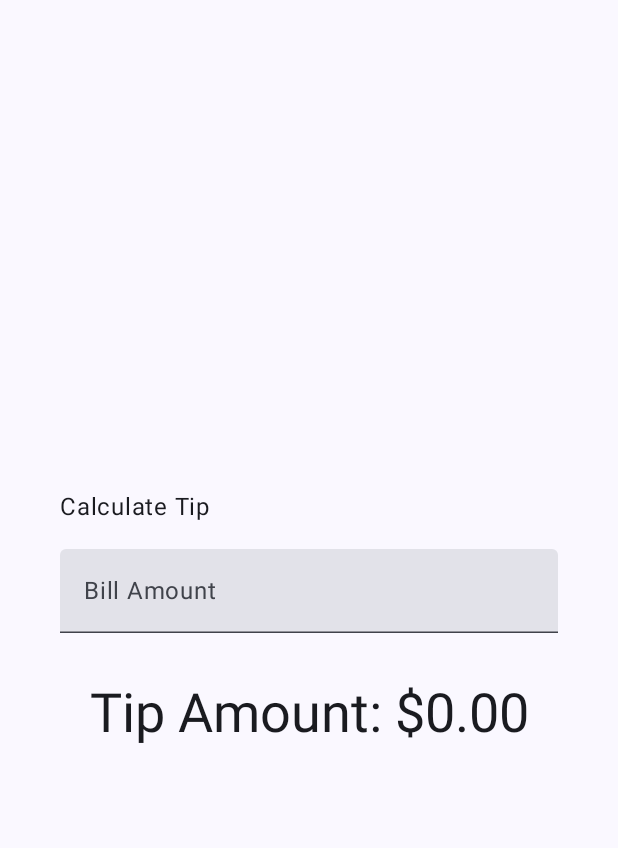
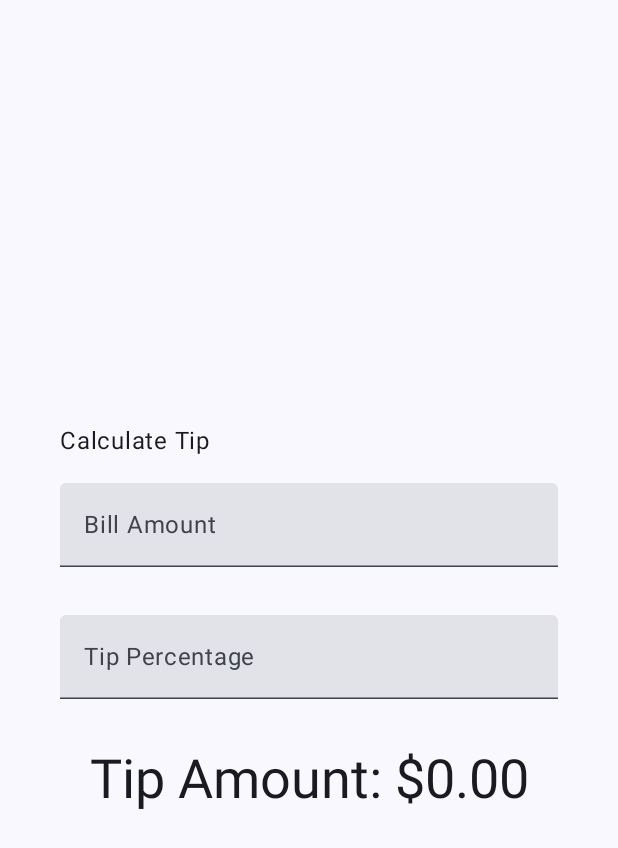
Before and after one commit to profe-PMDM/TipTime, an Android app built with Jetpack Compose: the screen it shows after launch (MainActivity), on a phone screen of 412 x 824 dp. Shown: the top 848 px of the screen. Run offline under Robolectric (Android 15) with nearby library versions, the phone set to English and light mode, and no system bars.

Commit message:
add TextField to input tip percentage

```diff
--- a/app/src/main/java/com/example/tiptime/MainActivity.kt
+++ b/app/src/main/java/com/example/tiptime/MainActivity.kt
@@ -3,6 +3,7 @@ package com.example.tiptime
 import android.os.Bundle
 import androidx.activity.ComponentActivity
 import androidx.activity.compose.setContent
+import androidx.annotation.StringRes
 import androidx.compose.foundation.layout.Arrangement
 import androidx.compose.foundation.layout.Column
 import androidx.compose.foundation.layout.fillMaxSize
@@ -48,7 +49,11 @@ class MainActivity : ComponentActivity() {
 fun TipTimeLayout() {
     var amountInput by remember { mutableStateOf("") }
     val amount = amountInput.toDoubleOrNull() ?: 0.0
-    val tip = calculateTip(amount)
+
+    var tipInput by remember { mutableStateOf("") }
+    val tipPercent = tipInput.toDoubleOrNull() ?: 0.0
+
+    val tip = calculateTip(amount, tipPercent)
 
     Column(
         modifier = Modifier.padding(40.dp),
@@ -63,11 +68,17 @@ fun TipTimeLayout() {
         )
 
         EditNumberField(
+            label = R.string.bill_amount,
             value = amountInput,
             onValueChange = { amountInput = it },
-            modifier = Modifier
-                .padding(bottom = 32.dp)
-                .fillMaxWidth()
+            modifier = Modifier.padding(bottom = 32.dp).fillMaxWidth()
+        )
+
+        EditNumberField(
+            label = R.string.how_was_the_service,
+            value = tipInput,
+            onValueChange = { tipInput = it },
+            modifier = Modifier.padding(bottom = 32.dp).fillMaxWidth()
         )
 
         Text(
@@ -87,15 +98,15 @@ fun TipTimeLayoutPreview() {
 
 @Composable
 fun EditNumberField(
+    @StringRes label: Int,
     value: String,
     onValueChange: (String) -> Unit,
     modifier: Modifier = Modifier
 ) {
-
     TextField(
         value = value,
         onValueChange = onValueChange,
-        label = { Text(stringResource(R.string.bill_amount)) },
+        label = { Text(stringResource(label)) },
         singleLine = true,
         keyboardOptions = KeyboardOptions(keyboardType = KeyboardType.Number),
         modifier = modifier
```
